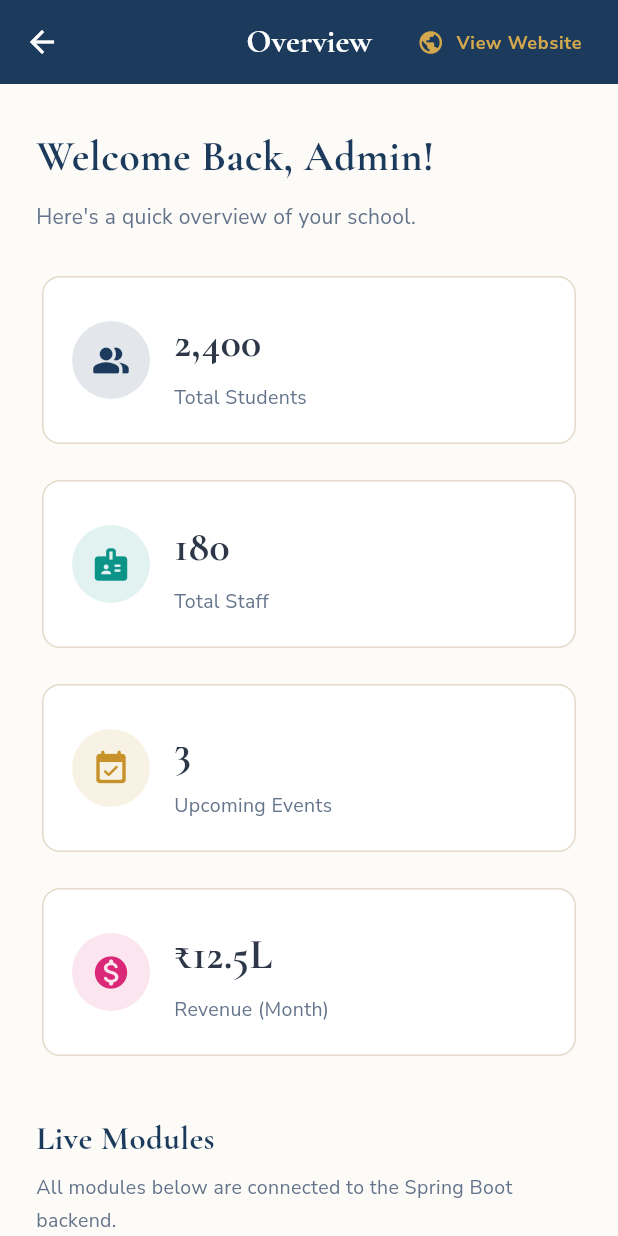
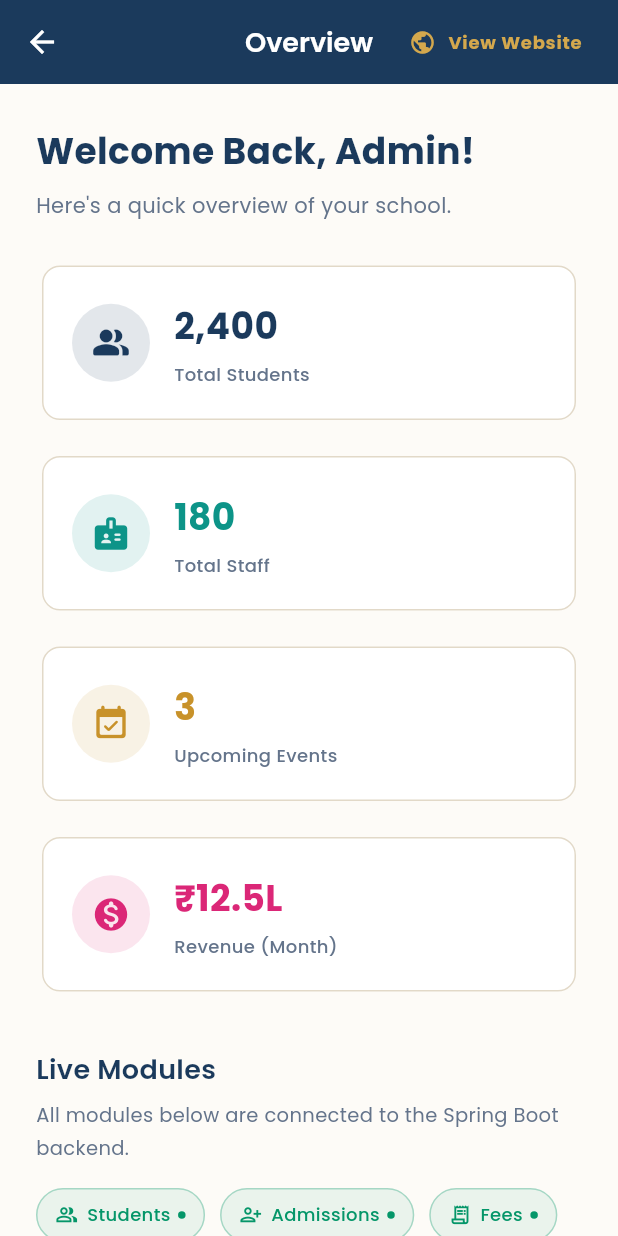
Before and after one commit to DileepJexpert/school-project-ui, a Flutter app: the AdminDashboardPage screen opened by its route, on a phone screen of 412 x 824 dp. Run offline on Flutter 3.47's test engine with Material 3 defaults, Android fonts, the phone set to English and light mode, and no system bars; our stand-ins replace dio, fl_chart, google_fonts, shared_preferences, shimmer; missing offline and left inert: dart:html; accounts and stored records are empty.

Commit message:
Admin dashboard UI: switch to Poppins, professional sidebar active state
- AppBar title: Poppins w600 (replaces decorative cormorantGaramond)
- Sidebar header: Poppins for "School Admin" + subtitle
- Group headers: Poppins w700 + 1.5 letterSpacing
- Active menu item: gold left-border accent + goldPale background (replaces dim navy tint)
- Menu items: Poppins font; Logout, View Website also updated
- Overview headings: Poppins for "Welcome Back", "Live Modules" section titles
- Stat card value: Poppins w700 in accent color per card; label Poppins w500
- Live chips: Poppins w500

https://claude.ai/code/session_01PSGdMsrAoVNRAeBwDG3KNx

```diff
--- a/lib/features/admin/admin_dashboard_page.dart
+++ b/lib/features/admin/admin_dashboard_page.dart
@@ -122,8 +122,8 @@ class _AdminDashboardPageState extends State<AdminDashboardPage> {
               ),
         title: Text(
           _allItems[_selectedIndex].label,
-          style: GoogleFonts.cormorantGaramond(
-              fontWeight: FontWeight.w700, fontSize: 22),
+          style: GoogleFonts.poppins(
+              fontWeight: FontWeight.w600, fontSize: 18),
         ),
         actions: [
           TextButton.icon(
@@ -131,7 +131,7 @@ class _AdminDashboardPageState extends State<AdminDashboardPage> {
                 Navigator.pushReplacementNamed(context, AppRouter.home),
             icon: const Icon(Icons.public, color: AppColors.goldLight, size: 18),
             label: Text('View Website',
-                style: GoogleFonts.nunitoSans(
+                style: GoogleFonts.poppins(
                     color: AppColors.goldLight, fontSize: 12)),
           ),
           const SizedBox(width: 8),
@@ -187,13 +187,15 @@ class _AdminDashboardPageState extends State<AdminDashboardPage> {
               const Icon(Icons.school_rounded, color: Colors.white, size: 36),
               const SizedBox(height: 8),
               Text('School Admin',
-                  style: GoogleFonts.cormorantGaramond(
+                  style: GoogleFonts.poppins(
                       color: Colors.white,
-                      fontSize: 20,
+                      fontSize: 18,
                       fontWeight: FontWeight.w700)),
               Text('Management Dashboard',
-                  style: GoogleFonts.nunitoSans(
-                      color: AppColors.goldLight, fontSize: 12)),
+                  style: GoogleFonts.poppins(
+                      color: AppColors.goldLight,
+                      fontSize: 11,
+                      fontWeight: FontWeight.w400)),
             ],
           ),
         ),
@@ -235,14 +237,14 @@ class _AdminDashboardPageState extends State<AdminDashboardPage> {
 
   Widget _buildGroupHeader(String title) {
     return Padding(
-      padding: const EdgeInsets.fromLTRB(20, 16, 20, 4),
+      padding: const EdgeInsets.fromLTRB(20, 20, 20, 4),
       child: Text(
         title,
-        style: GoogleFonts.nunitoSans(
+        style: GoogleFonts.poppins(
           fontSize: 10,
-          fontWeight: FontWeight.w800,
+          fontWeight: FontWeight.w700,
           color: AppColors.textLight,
-          letterSpacing: 1.2,
+          letterSpacing: 1.5,
         ),
       ),
     );
@@ -250,37 +252,36 @@ class _AdminDashboardPageState extends State<AdminDashboardPage> {
 
   Widget _buildMenuItem(_MenuItem item, int index) {
     final isActive = _selectedIndex == index;
-    return Padding(
-      padding: const EdgeInsets.symmetric(horizontal: 8, vertical: 1),
-      child: Material(
-        color: isActive
-            ? AppColors.navy.withOpacity(0.08)
-            : Colors.transparent,
-        borderRadius: BorderRadius.circular(8),
+    return Material(
+      color: isActive ? AppColors.goldPale : Colors.transparent,
       child: InkWell(
-          borderRadius: BorderRadius.circular(8),
         onTap: () {
           setState(() => _selectedIndex = index);
           if (!Responsive.isDesktop(context)) Navigator.pop(context);
         },
-          child: Padding(
-            padding: const EdgeInsets.symmetric(horizontal: 12, vertical: 10),
+        child: Container(
+          decoration: isActive
+              ? const BoxDecoration(
+                  border: Border(
+                    left: BorderSide(color: AppColors.gold, width: 3),
+                  ),
+                )
+              : null,
+          padding: const EdgeInsets.symmetric(horizontal: 20, vertical: 11),
           child: Row(
             children: [
               Icon(item.icon,
                   size: 18,
+                  color: isActive ? AppColors.navy : AppColors.textSecondary),
+              const SizedBox(width: 14),
+              Expanded(
+                child: Text(item.label,
+                    style: GoogleFonts.poppins(
+                      fontWeight:
+                          isActive ? FontWeight.w600 : FontWeight.w400,
                       color: isActive
                           ? AppColors.navy
-                        : AppColors.textSecondary),
-                const SizedBox(width: 12),
-                Expanded(
-                  child: Text(item.label,
-                      style: GoogleFonts.nunitoSans(
-                        fontWeight:
-                            isActive ? FontWeight.w700 : FontWeight.w400,
-                        color: isActive
-                            ? AppColors.navy
-                            : AppColors.textPrimary,
+                          : AppColors.textSecondary,
                       fontSize: 13,
                     )),
               ),
@@ -288,13 +289,14 @@ class _AdminDashboardPageState extends State<AdminDashboardPage> {
                 Container(
                   width: 6,
                   height: 6,
-                    decoration: const BoxDecoration(
-                      color: AppColors.success,
+                  decoration: BoxDecoration(
+                    color: isActive
+                        ? AppColors.gold
+                        : AppColors.success,
                     shape: BoxShape.circle,
                   ),
                 ),
             ],
-            ),
           ),
         ),
       ),
@@ -317,14 +319,16 @@ class _OverviewContent extends StatelessWidget {
         crossAxisAlignment: CrossAxisAlignment.start,
         children: [
           Text('Welcome Back, Admin!',
-              style: GoogleFonts.cormorantGaramond(
-                  fontSize: 28,
+              style: GoogleFonts.poppins(
+                  fontSize: 24,
                   fontWeight: FontWeight.w700,
                   color: AppColors.navy)),
           const SizedBox(height: 4),
           Text("Here's a quick overview of your school.",
-              style: GoogleFonts.nunitoSans(
-                  color: AppColors.textSecondary, fontSize: 14)),
+              style: GoogleFonts.poppins(
+                  color: AppColors.textSecondary,
+                  fontSize: 14,
+                  fontWeight: FontWeight.w400)),
           const SizedBox(height: 24),
           LayoutBuilder(
             builder: (context, constraints) {
@@ -351,14 +355,16 @@ class _OverviewContent extends StatelessWidget {
           ),
           const SizedBox(height: 32),
           Text('Live Modules',
-              style: GoogleFonts.cormorantGaramond(
-                  fontSize: 22,
-                  fontWeight: FontWeight.w700,
+              style: GoogleFonts.poppins(
+                  fontSize: 18,
+                  fontWeight: FontWeight.w600,
                   color: AppColors.navy)),
           const SizedBox(height: 4),
           Text('All modules below are connected to the Spring Boot backend.',
-              style: GoogleFonts.nunitoSans(
-                  color: AppColors.textSecondary, fontSize: 13)),
+              style: GoogleFonts.poppins(
+                  color: AppColors.textSecondary,
+                  fontSize: 13,
+                  fontWeight: FontWeight.w400)),
           const SizedBox(height: 16),
           Wrap(spacing: 10, runSpacing: 10, children: [
             _liveChip(Icons.people_alt_outlined,          'Students'),
@@ -389,9 +395,9 @@ class _OverviewContent extends StatelessWidget {
           Icon(icon, size: 15, color: AppColors.success),
           const SizedBox(width: 6),
           Text(label,
-              style: GoogleFonts.nunitoSans(
+              style: GoogleFonts.poppins(
                   fontSize: 12,
-                  fontWeight: FontWeight.w600,
+                  fontWeight: FontWeight.w500,
                   color: AppColors.success)),
           const SizedBox(width: 5),
           Container(
@@ -432,15 +438,16 @@ class _OverviewContent extends StatelessWidget {
                     crossAxisAlignment: CrossAxisAlignment.start,
                     children: [
                       Text(value,
-                          style: GoogleFonts.cormorantGaramond(
-                              fontSize: 28,
+                          style: GoogleFonts.poppins(
+                              fontSize: 24,
                               fontWeight: FontWeight.w700,
-                              color: AppColors.textPrimary)),
+                              color: color)),
                       const SizedBox(height: 2),
                       Text(title,
-                          style: GoogleFonts.nunitoSans(
+                          style: GoogleFonts.poppins(
                               color: AppColors.textSecondary,
-                              fontSize: 13)),
+                              fontSize: 12,
+                              fontWeight: FontWeight.w500)),
                     ],
                   ),
                 ),
```
Lines whose indentation alone changed are shown as unchanged.
